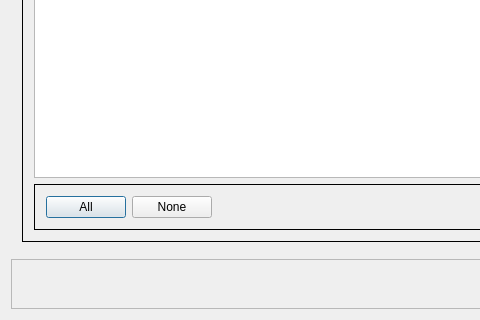
Old version of the form src/gui/instdialog_q.ui in the repository fwbuilder/fwbuilder; both pictures show x 0 to 480 and y 302 to 622 of the 871 by 622 pixel window.
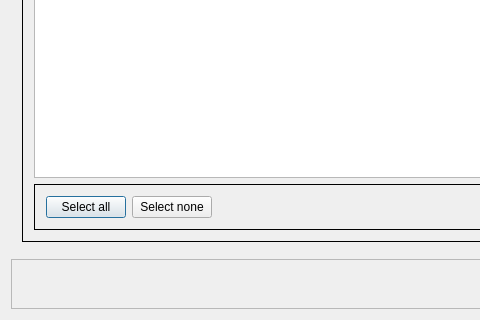
New version of the form.

The edit to the form file:
```diff
--- a/src/gui/instdialog_q.ui
+++ b/src/gui/instdialog_q.ui
@@ -193,14 +193,14 @@
                <item row="0" column="0">
                 <widget class="QPushButton" name="pushButton16">
                  <property name="text">
-                  <string>All</string>
+                  <string>Select all</string>
                  </property>
                 </widget>
                </item>
                <item row="0" column="1">
                 <widget class="QPushButton" name="pushButton17">
                  <property name="text">
-                  <string>None</string>
+                  <string>Select none</string>
                  </property>
                 </widget>
                </item>
```
Left out of the diff: 2 changed lines with no effect on the pictures.
